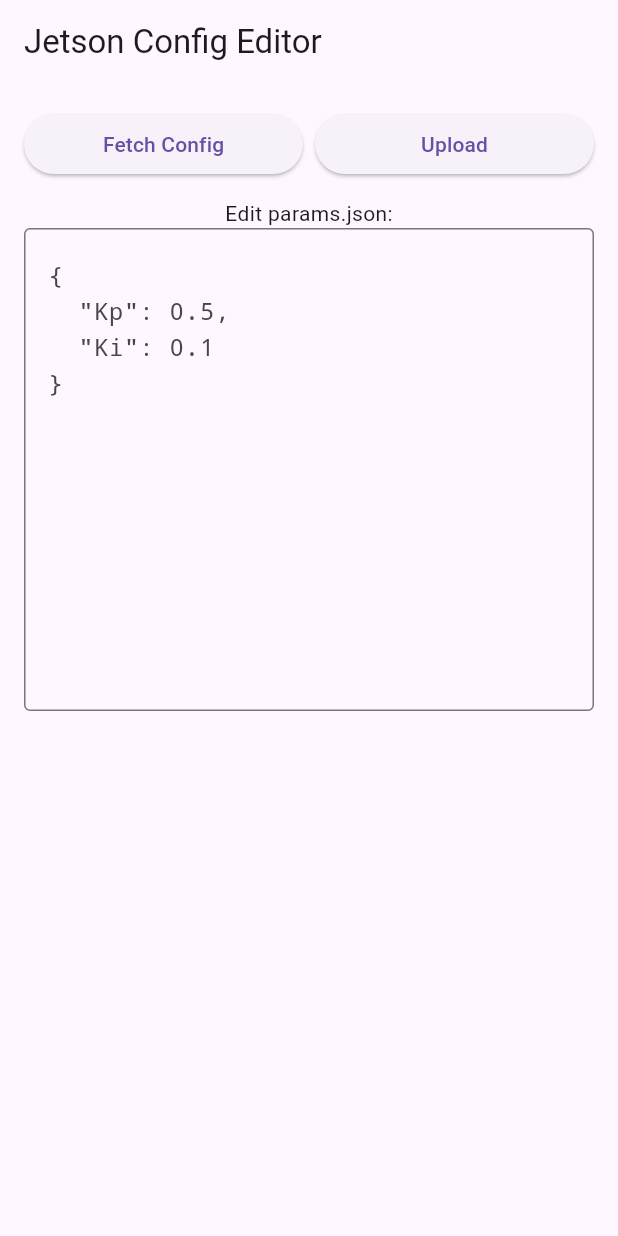
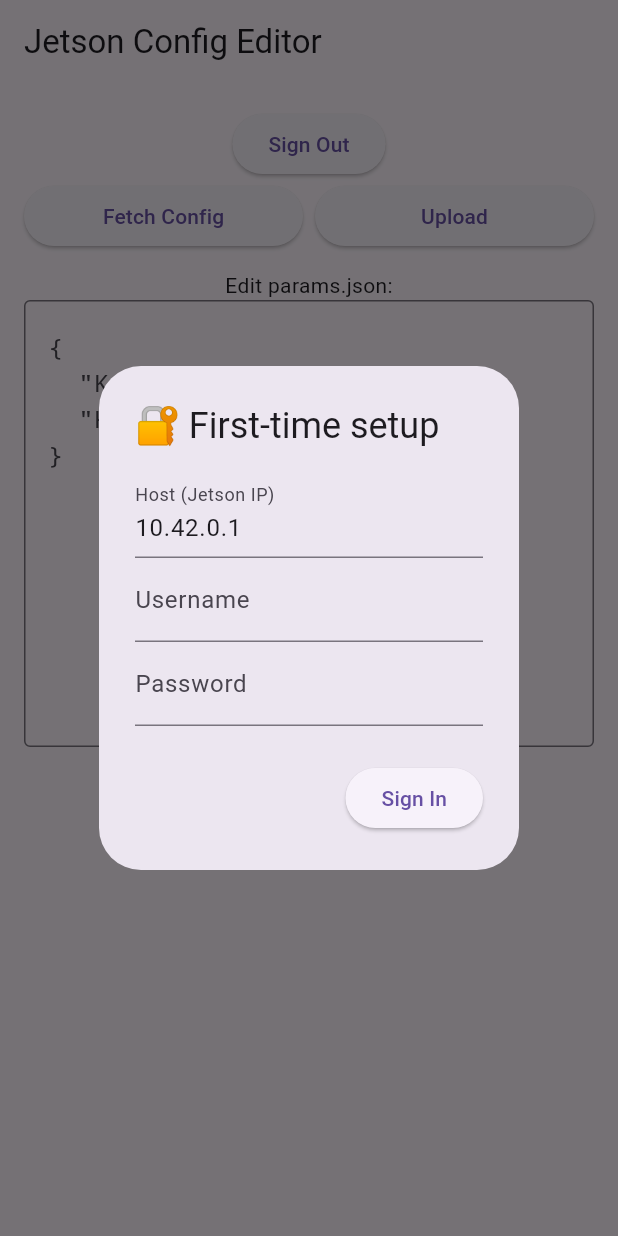
Before and after one commit to crose72/OSRemote, a Flutter app: the screen it shows after launch, on a phone screen of 412 x 824 dp. Run offline on Flutter 3.47's test engine with Material 3 defaults, Android fonts, the phone set to English and light mode, and no system bars; our stand-ins replace flutter_secure_storage, permission_handler; missing offline and left inert: dartssh2.

Commit message:
Add sign out button

```diff
--- a/os_remote_dev/lib/main.dart
+++ b/os_remote_dev/lib/main.dart
@@ -2,7 +2,7 @@ import 'package:permission_handler/permission_handler.dart';
 import 'dart:io';
 import 'dart:convert';
 import 'package:path_provider/path_provider.dart';
-// import 'package:ssh2/ssh2.dart';
+import 'package:flutter_secure_storage/flutter_secure_storage.dart';
 import 'package:flutter/material.dart';
 import 'package:dartssh2/dartssh2.dart';
 
@@ -22,30 +22,37 @@ class _JetsonConfigPageState extends State<JetsonConfigPage> {
   bool _busy = false;
 
   // --- Connection parameters ---
-  final String _host = "10.42.0.1";
-  final int _port = 22;
+  final _secureStorage = const FlutterSecureStorage();
+  String _host = "10.42.0.1";
+  int _port = 22;
   String _username = "";
   String _password = "";
   bool _isSignedIn = false;
   String get _remoteJson =>
     "/home/$_username/workspaces/os-dev/OperationSquirrel/SquirrelDefender/params.json";
-  final String _rebuildScript = "/home/crose72/rebuild_container.sh";
+  String get _rebuildScript => "/home/$_username/rebuild_container.sh";
 
 // --------------------------------------------------------------------------
 // Ask to log in to jetson
 // --------------------------------------------------------------------------
-  Future<void> _showLoginDialog() async {
-  final usernameController = TextEditingController();
-  final passwordController = TextEditingController();
+Future<void> _showLoginDialog({bool firstTime = false}) async {
+  final hostController = TextEditingController(text: _host);
+  final usernameController = TextEditingController(text: _username);
+  final passwordController = TextEditingController(text: _password);
 
   await showDialog(
     context: context,
+    barrierDismissible: !firstTime,
     builder: (context) {
       return AlertDialog(
-        title: const Text("Sign in to Jetson"),
+        title: Text(firstTime ? "🔐 First-time setup" : "Sign in to Jetson"),
         content: Column(
           mainAxisSize: MainAxisSize.min,
           children: [
+            TextField(
+              controller: hostController,
+              decoration: const InputDecoration(labelText: "Host (Jetson IP)"),
+            ),
             TextField(
               controller: usernameController,
               decoration: const InputDecoration(labelText: "Username"),
@@ -58,17 +65,20 @@ class _JetsonConfigPageState extends State<JetsonConfigPage> {
           ],
         ),
         actions: [
+          if (!firstTime)
             TextButton(
               onPressed: () => Navigator.pop(context),
               child: const Text("Cancel"),
             ),
           ElevatedButton(
-            onPressed: () {
+            onPressed: () async {
               setState(() {
+                _host = hostController.text.trim();
                 _username = usernameController.text.trim();
                 _password = passwordController.text;
                 _isSignedIn = true;
               });
+              await _saveCredentials();
               Navigator.pop(context);
             },
             child: const Text("Sign In"),
@@ -77,6 +87,48 @@ class _JetsonConfigPageState extends State<JetsonConfigPage> {
       );
     },
   );
+}
+
+@override
+void initState() {
+  super.initState();
+  _loadCredentials();
+}
+
+Future<void> _loadCredentials() async {
+  final savedHost = await _secureStorage.read(key: 'host');
+  final savedUser = await _secureStorage.read(key: 'username');
+  final savedPass = await _secureStorage.read(key: 'password');
+
+  if (savedHost != null && savedUser != null && savedPass != null) {
+    setState(() {
+      _host = savedHost;
+      _username = savedUser;
+      _password = savedPass;
+      _isSignedIn = true;
+      _log = "🔒 Auto-signed in as $_username @ $_host";
+    });
+  } else {
+    // prompt first-time login
+    await _showLoginDialog(firstTime: true);
+  }
+}
+
+Future<void> _saveCredentials() async {
+  await _secureStorage.write(key: 'host', value: _host);
+  await _secureStorage.write(key: 'username', value: _username);
+  await _secureStorage.write(key: 'password', value: _password);
+}
+
+Future<void> _clearCredentials() async {
+  await _secureStorage.deleteAll();
+  setState(() {
+    _isSignedIn = false;
+    _username = "";
+    _password = "";
+    _host = "";
+    _log = "Signed out.";
+  });
 }
 
 // --------------------------------------------------------------------------
@@ -203,6 +255,10 @@ Future<void> _uploadConfig() async {
         padding: const EdgeInsets.all(16),
         child: Column(
             children: [
+            ElevatedButton(
+                onPressed: _clearCredentials,
+                child: const Text("Sign Out"),
+            ),
             Row(
                 children: [
                 Expanded(
--- a/os_remote_dev/pubspec.yaml
+++ b/os_remote_dev/pubspec.yaml
@@ -37,6 +37,7 @@ dependencies:
   cupertino_icons: ^1.0.8
   permission_handler: ^12.0.1
   dartssh2: ^2.13.0
+  flutter_secure_storage: 9.2.2
 
 dev_dependencies:
   flutter_test:
```
Also changed, not shown: os_remote_dev/pubspec.lock, 5 other files. Lines whose indentation alone changed are shown as unchanged.
